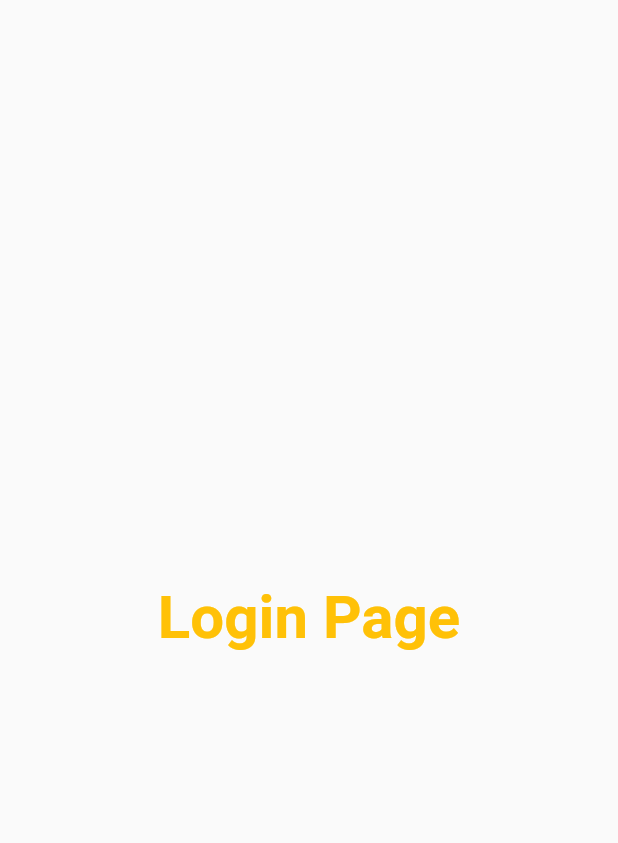
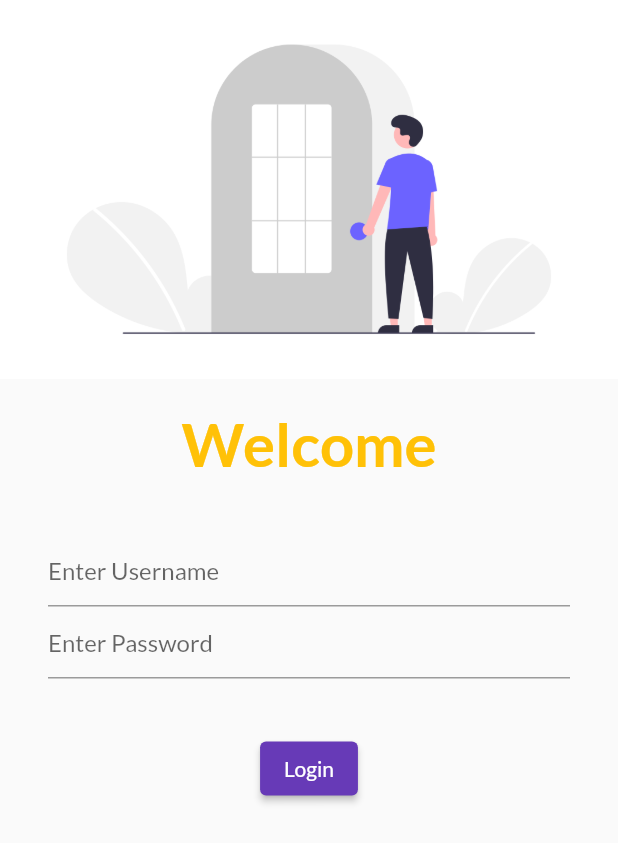
Before and after one commit to Abhishek-Maurya2/catalog, a Flutter app: the screen it shows after launch, on a phone screen of 412 x 824 dp. Shown: the top 843 px of the screen. Run offline on Flutter 3.47's test engine with Material 2 defaults, Android fonts, the phone set to English and light mode, and no system bars; our stand-ins replace google_fonts.

Commit message:
day4 completed

```diff
--- a/lib/main.dart
+++ b/lib/main.dart
@@ -1,6 +1,7 @@
 import 'package:catalog/pages/home.dart';
 import 'package:catalog/pages/login.dart';
 import 'package:flutter/material.dart';
+import 'package:google_fonts/google_fonts.dart';
 
 void main() {
   runApp(MyApp());
@@ -12,7 +13,10 @@ class MyApp extends StatelessWidget {
   @override
   Widget build(BuildContext context) {
     return MaterialApp(
-      theme: ThemeData(primarySwatch: Colors.deepPurple),
+      theme: ThemeData(
+          primarySwatch: Colors.deepPurple,
+          fontFamily: GoogleFonts.lato().fontFamily,
+          primaryTextTheme: GoogleFonts.latoTextTheme()),
       routes: {
         "/": (context) => LoginPage(),
         "/home": (context) => HomePage(),
--- a/lib/pages/login.dart
+++ b/lib/pages/login.dart
@@ -6,12 +6,51 @@ class LoginPage extends StatelessWidget {
   @override
   Widget build(BuildContext context) {
     return Material(
-      child: Center(
-        child: Text(
-          "Login Page",
-          style: TextStyle(
-              fontSize: 40, fontWeight: FontWeight.bold, color: Colors.amber),
-        ),
+      child: Column(
+        children: [
+          Image.asset(
+            "assests/images/login.png",
+            fit: BoxFit.cover,
+          ),
+          SizedBox(
+            height: 20,
+          ),
+          Text(
+            "Welcome",
+            style: TextStyle(
+                fontSize: 40, fontWeight: FontWeight.bold, color: Colors.amber),
+          ),
+          SizedBox(
+            height: 20,
+          ),
+          Padding(
+            padding: const EdgeInsets.symmetric(vertical: 16, horizontal: 32),
+            child: Column(
+              children: [
+                TextFormField(
+                  decoration: InputDecoration(
+                    hintText: "Enter Username",
+                  ),
+                ),
+                TextFormField(
+                  obscureText: true,
+                  decoration: InputDecoration(
+                    hintText: "Enter Password",
+                  ),
+                ),
+              ],
+            ),
+          ),
+          SizedBox(
+            height: 20,
+          ),
+          ElevatedButton(
+            onPressed: () {
+              print("Hi Abhishek");
+            },
+            child: Text("Login"),
+          )
+        ],
       ),
     );
   }
--- a/pubspec.yaml
+++ b/pubspec.yaml
@@ -35,6 +35,7 @@ dependencies:
   # The following adds the Cupertino Icons font to your application.
   # Use with the CupertinoIcons class for iOS style icons.
   cupertino_icons: ^1.0.2
+  google_fonts: ^5.0.0
 
 dev_dependencies:
   flutter_test:
@@ -59,8 +60,8 @@ flutter:
   uses-material-design: true
 
   # To add assets to your application, add an assets section, like this:
-  # assets:
-  #   - images/a_dot_burr.jpeg
+  assets:
+    - assests/images/
   #   - images/a_dot_ham.jpeg
 
   # An image asset can refer to one or more resolution-specific "variants", see
```
Also changed, not shown: assests/images/login.png (added), pubspec.lock, 1 other file.
